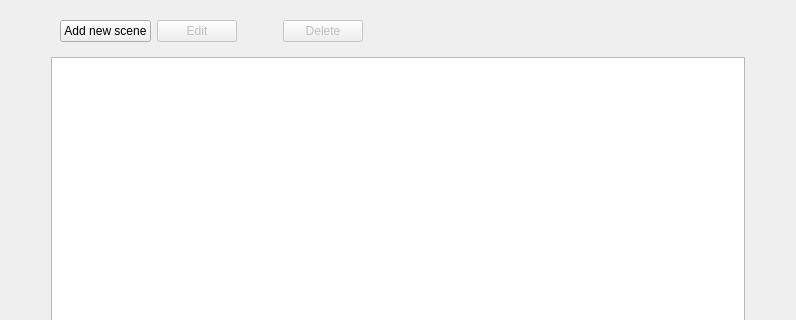
Qt form ui/scenes_view.ui (zkovari/plotlyst) before a commit; both pictures show x 0 to 796 and y 0 to 320 of the 796 by 664 pixel window.
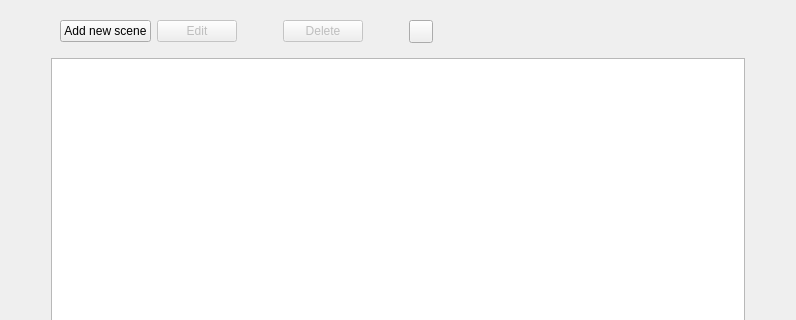
The same form after that commit.

Commit message: Characters per scenes distribution

Patch:
```diff
--- a/ui/scenes_view.ui
+++ b/ui/scenes_view.ui
@@ -173,6 +173,29 @@
         <property name="orientation">
          <enum>Qt::Horizontal</enum>
         </property>
+        <property name="sizeType">
+         <enum>QSizePolicy::Preferred</enum>
+        </property>
+        <property name="sizeHint" stdset="0">
+         <size>
+          <width>40</width>
+          <height>20</height>
+         </size>
+        </property>
+       </spacer>
+      </item>
+      <item>
+       <widget class="QToolButton" name="btnGraphs">
+        <property name="text">
+         <string/>
+        </property>
+       </widget>
+      </item>
+      <item>
+       <spacer name="horizontalSpacer_5">
+        <property name="orientation">
+         <enum>Qt::Horizontal</enum>
+        </property>
         <property name="sizeHint" stdset="0">
          <size>
           <width>40</width>
```
The commit also changes 4 other files.
